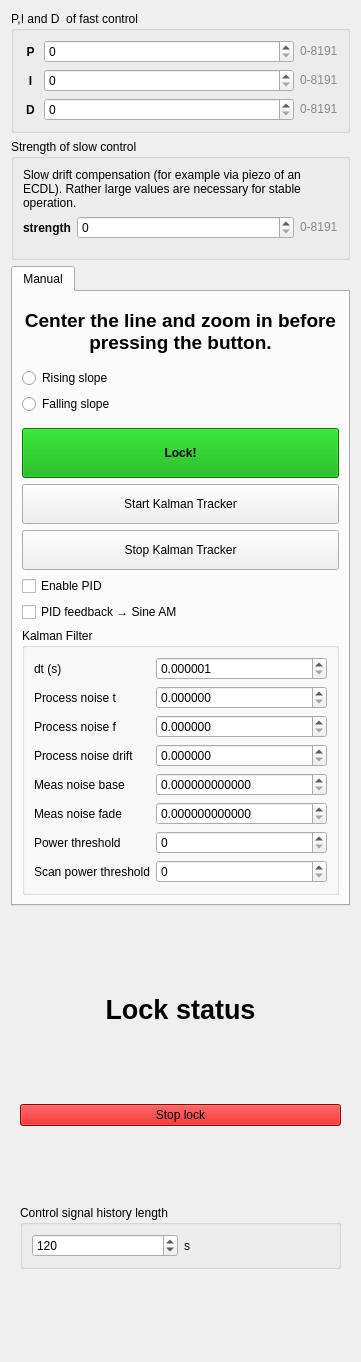
This is linien-gui/linien_gui/ui/locking_panel.ui in Debaucheryddll/FPATS as Qt 5 draws it before an edit. The edited form follows.
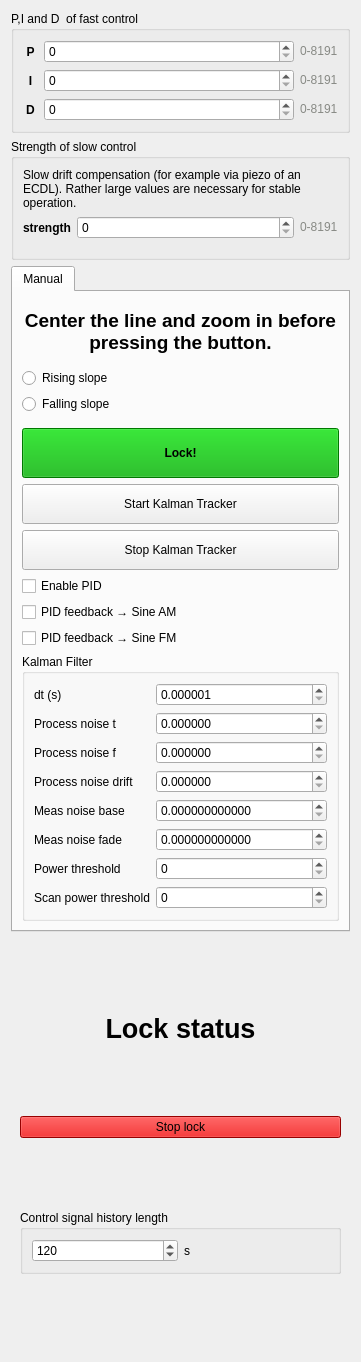
This is the edited form. Custom widgets are drawn as their Qt base class.

```diff
--- a/linien-gui/linien_gui/ui/locking_panel.ui
+++ b/linien-gui/linien_gui/ui/locking_panel.ui
@@ -535,6 +535,13 @@
          </property>
         </widget>
        </item>
+        <item>
+        <widget class="QCheckBox" name="pidFeedbackToSineFmCheckBox">
+         <property name="text">
+          <string>PID feedback → Sine FM</string>
+         </property>
+        </widget>
+       </item>
        <item>
         <widget class="QGroupBox" name="kalmanGroupBox">
          <property name="title">
```
